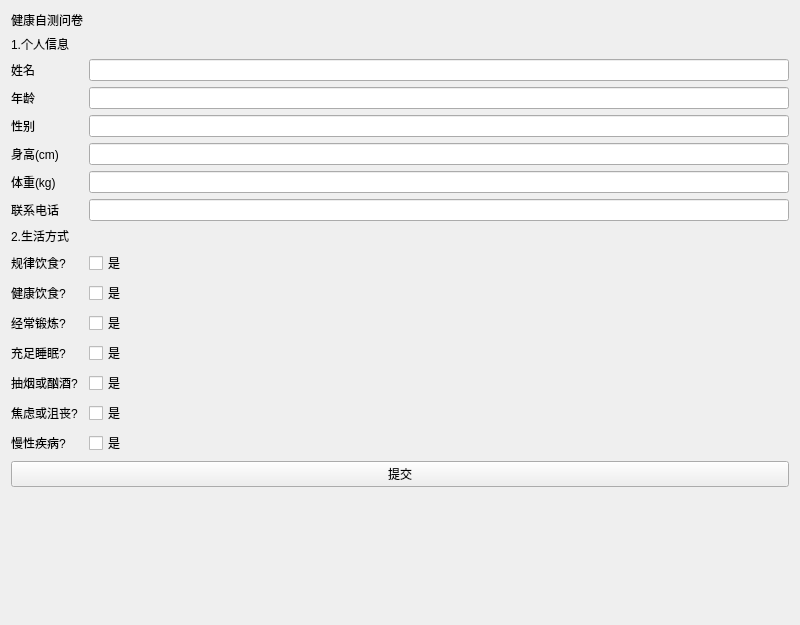
lgy987/IntelliMed, file HealthAssess/widget.ui: the form before one commit.
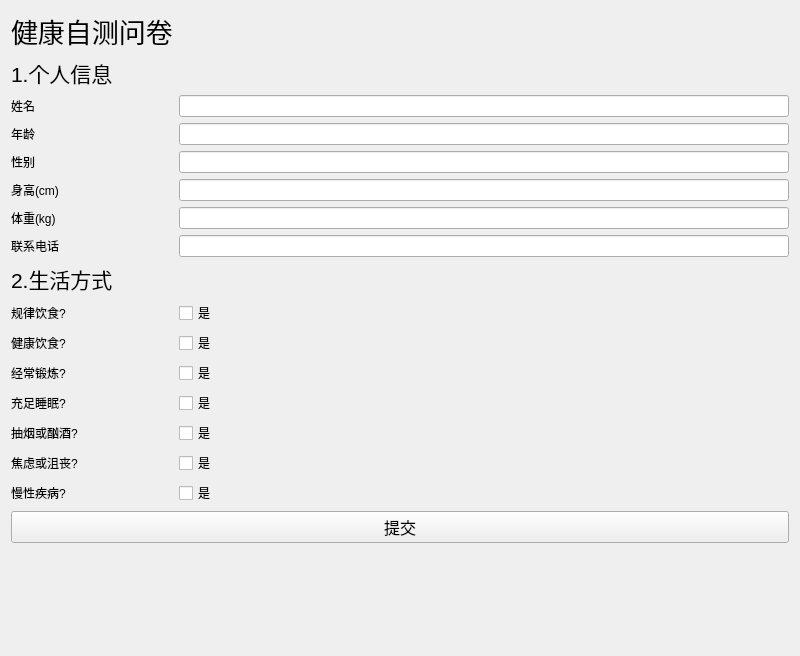
The form after the commit.

```diff
--- a/HealthAssess/widget.ui
+++ b/HealthAssess/widget.ui
@@ -7,7 +7,7 @@
     <x>0</x>
     <y>0</y>
     <width>800</width>
-    <height>625</height>
+    <height>656</height>
    </rect>
   </property>
   <property name="windowTitle">
@@ -16,6 +16,11 @@
   <layout class="QFormLayout" name="formLayout">
    <item row="0" column="0">
     <widget class="QLabel" name="label_2">
+     <property name="font">
+      <font>
+       <pointsize>20</pointsize>
+      </font>
+     </property>
      <property name="text">
       <string>健康自测问卷</string>
      </property>
@@ -23,6 +28,11 @@
    </item>
    <item row="1" column="0">
     <widget class="QLabel" name="label_8">
+     <property name="font">
+      <font>
+       <pointsize>16</pointsize>
+      </font>
+     </property>
      <property name="text">
       <string>1.个人信息</string>
      </property>
@@ -90,6 +100,11 @@
    </item>
    <item row="8" column="0">
     <widget class="QLabel" name="label_9">
+     <property name="font">
+      <font>
+       <pointsize>16</pointsize>
+      </font>
+     </property>
      <property name="text">
       <string>2.生活方式</string>
      </property>
@@ -195,6 +210,11 @@
    </item>
    <item row="16" column="0" colspan="2">
     <widget class="QPushButton" name="pushButton">
+     <property name="font">
+      <font>
+       <pointsize>12</pointsize>
+      </font>
+     </property>
      <property name="text">
       <string>提交</string>
      </property>
```
